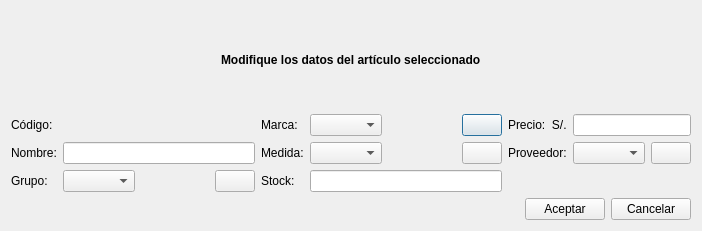
First picture: the form in ManagerM/ui_edit_articulo.ui, repository janfranco27/TheProyect, before the edit.
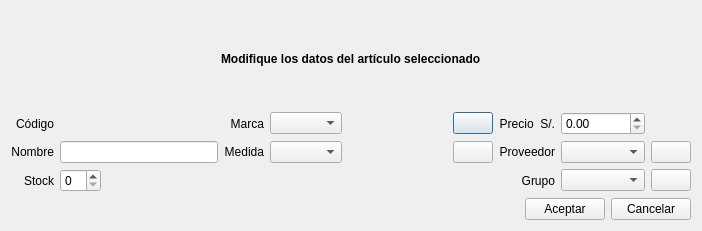
Second picture: the form after the edit. Icons and pictures are not drawn.

Commit message:
Cambios modulo articulo
iconos, stock precio, layout, nuevo proveedor, validacion

Diff of the .ui file:
```diff
--- a/ManagerM/ui_edit_articulo.ui
+++ b/ManagerM/ui_edit_articulo.ui
@@ -62,14 +62,20 @@
      <item row="0" column="0">
       <widget class="QLabel" name="l_codigo_2">
        <property name="text">
-        <string>Código:</string>
+        <string>Código</string>
+       </property>
+       <property name="alignment">
+        <set>Qt::AlignRight|Qt::AlignTrailing|Qt::AlignVCenter</set>
        </property>
       </widget>
      </item>
      <item row="0" column="4">
       <widget class="QLabel" name="l_marca_2">
        <property name="text">
-        <string>Marca:</string>
+        <string>Marca</string>
+       </property>
+       <property name="alignment">
+        <set>Qt::AlignRight|Qt::AlignTrailing|Qt::AlignVCenter</set>
        </property>
       </widget>
      </item>
@@ -86,17 +92,20 @@
      <item row="0" column="8">
       <widget class="QLabel" name="l_precio_2">
        <property name="text">
-        <string>Precio:  S/.</string>
+        <string>Precio  S/.</string>
+       </property>
+       <property name="alignment">
+        <set>Qt::AlignRight|Qt::AlignTrailing|Qt::AlignVCenter</set>
        </property>
       </widget>
      </item>
-     <item row="0" column="9" colspan="2">
-      <widget class="QLineEdit" name="le_precio_2"/>
-     </item>
      <item row="1" column="0">
       <widget class="QLabel" name="l_nombre_2">
        <property name="text">
-        <string>Nombre:</string>
+        <string>Nombre</string>
+       </property>
+       <property name="alignment">
+        <set>Qt::AlignRight|Qt::AlignTrailing|Qt::AlignVCenter</set>
        </property>
       </widget>
      </item>
@@ -106,7 +115,10 @@
      <item row="1" column="4">
       <widget class="QLabel" name="l_medida_2">
        <property name="text">
-        <string>Medida:</string>
+        <string>Medida</string>
+       </property>
+       <property name="alignment">
+        <set>Qt::AlignRight|Qt::AlignTrailing|Qt::AlignVCenter</set>
        </property>
       </widget>
      </item>
@@ -123,7 +135,10 @@
      <item row="1" column="8">
       <widget class="QLabel" name="label_2">
        <property name="text">
-        <string>Proveedor:</string>
+        <string>Proveedor</string>
+       </property>
+       <property name="alignment">
+        <set>Qt::AlignRight|Qt::AlignTrailing|Qt::AlignVCenter</set>
        </property>
       </widget>
      </item>
@@ -135,35 +150,12 @@
        <property name="text">
         <string/>
        </property>
-      </widget>
-     </item>
-     <item row="2" column="0">
-      <widget class="QLabel" name="l_grupo_2">
-       <property name="text">
-        <string>Grupo:</string>
+       <property name="icon">
+        <iconset resource="Icons.qrc">
+         <normaloff>:/Iconos/Iconos/sq_plus.png</normaloff>:/Iconos/Iconos/sq_plus.png</iconset>
        </property>
       </widget>
      </item>
-     <item row="2" column="1">
-      <widget class="QComboBox" name="cb_grupo"/>
-     </item>
-     <item row="2" column="3">
-      <widget class="QPushButton" name="btn_add_grupo">
-       <property name="text">
-        <string/>
-       </property>
-      </widget>
-     </item>
-     <item row="2" column="4">
-      <widget class="QLabel" name="l_stock_2">
-       <property name="text">
-        <string>Stock:</string>
-       </property>
-      </widget>
-     </item>
-     <item row="2" column="5" colspan="3">
-      <widget class="QLineEdit" name="le_stock_2"/>
-     </item>
      <item row="2" column="2">
       <spacer name="horizontalSpacer_5">
        <property name="orientation">
@@ -197,6 +189,46 @@
        </property>
       </widget>
      </item>
+     <item row="2" column="8">
+      <widget class="QLabel" name="l_grupo_2">
+       <property name="text">
+        <string>Grupo</string>
+       </property>
+       <property name="alignment">
+        <set>Qt::AlignRight|Qt::AlignTrailing|Qt::AlignVCenter</set>
+       </property>
+      </widget>
+     </item>
+     <item row="2" column="9">
+      <widget class="QComboBox" name="cb_grupo"/>
+     </item>
+     <item row="2" column="0">
+      <widget class="QLabel" name="l_stock_2">
+       <property name="text">
+        <string>Stock</string>
+       </property>
+       <property name="alignment">
+        <set>Qt::AlignRight|Qt::AlignTrailing|Qt::AlignVCenter</set>
+       </property>
+      </widget>
+     </item>
+     <item row="2" column="10">
+      <widget class="QPushButton" name="btn_add_grupo">
+       <property name="text">
+        <string/>
+       </property>
+      </widget>
+     </item>
+     <item row="2" column="1">
+      <widget class="QSpinBox" name="le_stock_2"/>
+     </item>
+     <item row="0" column="9">
+      <widget class="QDoubleSpinBox" name="le_precio_2">
+       <property name="maximum">
+        <double>100000000.000000000000000</double>
+       </property>
+      </widget>
+     </item>
     </layout>
    </item>
    <item row="2" column="0">
```
Left out of the diff: 18 changed lines with no effect on the pictures. The commit also changes 78 other files.
